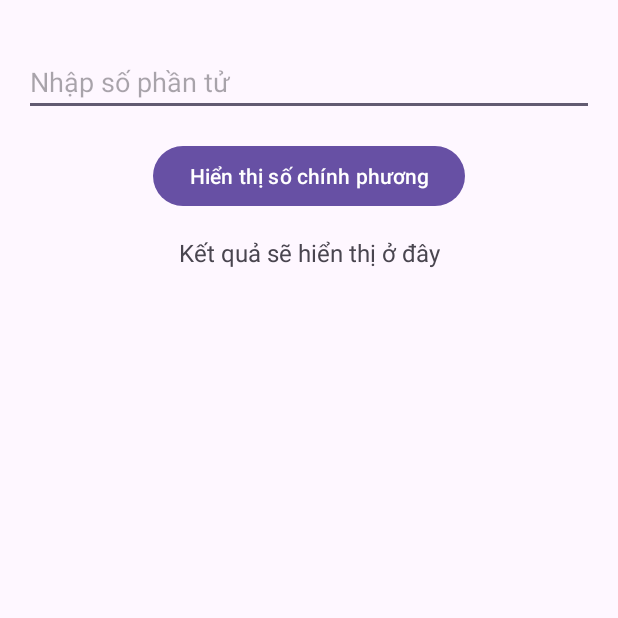
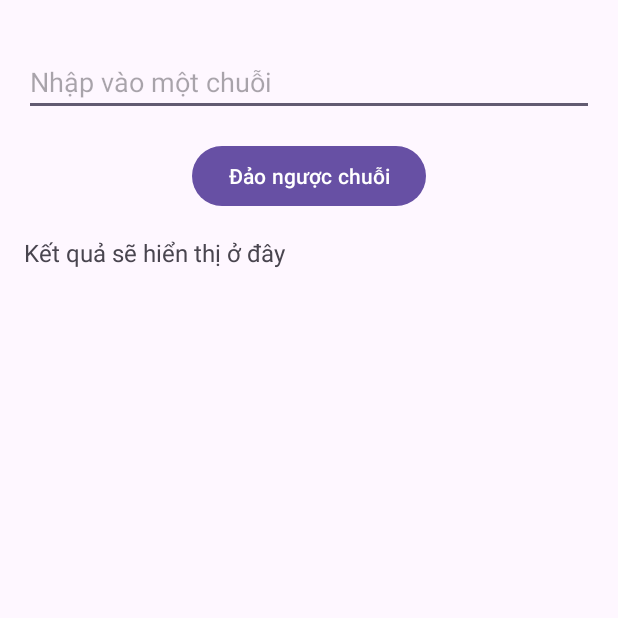
Before and after one commit to Hao079231/Baitap01, an Android app: the PerfectSquareActivity screen opened directly, with no data from a screen before it, on a phone screen of 412 x 824 dp, the top half of it. Run offline under Robolectric (Android 15) with nearby library versions, the light colour scheme and no system bars.

Commit message:
Update Project

```diff
--- a/app/src/main/res/layout/activity_main.xml
+++ b/app/src/main/res/layout/activity_main.xml
@@ -80,7 +80,7 @@
         android:id="@+id/buttonPrime"
         android:layout_width="wrap_content"
         android:layout_height="wrap_content"
-        android:text="Số nguyên tố"
+        android:text="Số chẵn lẻ"
         app:layout_constraintTop_toTopOf="parent"
         app:layout_constraintStart_toStartOf="parent"
         app:layout_constraintEnd_toEndOf="parent"
@@ -91,7 +91,7 @@
         android:id="@+id/buttonPerfectSquare"
         android:layout_width="wrap_content"
         android:layout_height="wrap_content"
-        android:text="Số chính phương"
+        android:text="Chuỗi đảo ngược"
         app:layout_constraintTop_toBottomOf="@id/buttonPrime"
         app:layout_constraintStart_toStartOf="parent"
         app:layout_constraintEnd_toEndOf="parent"
--- a/app/src/main/res/layout/activity_perfect_square.xml
+++ b/app/src/main/res/layout/activity_perfect_square.xml
@@ -6,37 +6,43 @@
     android:layout_width="match_parent"
     android:layout_height="match_parent"
     tools:context=".PerfectSquareActivity">
+
+    <!-- EditText để nhập chuỗi -->
     <EditText
         android:id="@+id/editText"
         android:layout_width="0dp"
         android:layout_height="wrap_content"
         android:layout_marginTop="32dp"
-        android:hint="Nhập số phần tử"
-        android:inputType="number"
+        android:hint="Nhập vào một chuỗi"
+        android:inputType="text"
         android:layout_marginStart="16dp"
         android:layout_marginEnd="16dp"
         app:layout_constraintTop_toTopOf="parent"
         app:layout_constraintStart_toStartOf="parent"
-        app:layout_constraintEnd_toEndOf="parent"/>
+        app:layout_constraintEnd_toEndOf="parent" />
 
+    <!-- Button để thực hiện đảo ngược chuỗi -->
     <Button
         android:id="@+id/button"
         android:layout_width="wrap_content"
         android:layout_height="wrap_content"
-        android:text="Hiển thị số chính phương"
+        android:text="Đảo ngược chuỗi"
         app:layout_constraintTop_toBottomOf="@id/editText"
         app:layout_constraintStart_toStartOf="parent"
         app:layout_constraintEnd_toEndOf="parent"
-        android:layout_marginTop="16dp"/>
+        android:layout_marginTop="16dp" />
 
+    <!-- TextView để hiển thị kết quả -->
     <TextView
         android:id="@+id/textView"
-        android:layout_width="wrap_content"
+        android:layout_width="0dp"
         android:layout_height="wrap_content"
         android:text="Kết quả sẽ hiển thị ở đây"
         android:textSize="16sp"
+        android:layout_marginTop="16dp"
+        android:layout_marginStart="16dp"
+        android:layout_marginEnd="16dp"
         app:layout_constraintTop_toBottomOf="@id/button"
         app:layout_constraintStart_toStartOf="parent"
-        app:layout_constraintEnd_toEndOf="parent"
-        android:layout_marginTop="16dp"/>
+        app:layout_constraintEnd_toEndOf="parent" />
 </androidx.constraintlayout.widget.ConstraintLayout>
--- a/app/src/main/res/layout/activity_prime_number.xml
+++ b/app/src/main/res/layout/activity_prime_number.xml
@@ -13,7 +13,7 @@
         android:id="@+id/textViewPrime"
         android:layout_width="wrap_content"
         android:layout_height="wrap_content"
-        android:text="Các số nguyên tố sẽ hiển thị ở đây"
+        android:text="Các số chẵn lẻ sẽ hiển thị ở đây"
         android:textSize="16sp"
         app:layout_constraintTop_toTopOf="parent"
         app:layout_constraintStart_toStartOf="parent"
```
Also changed, not shown: app/src/main/java/vn/hcmute/baitap01/PerfectSquareActivity.java (+6 -26 lines), app/src/main/java/vn/hcmute/baitap01/PrimeNumberActivity.java (+6 -10 lines).
